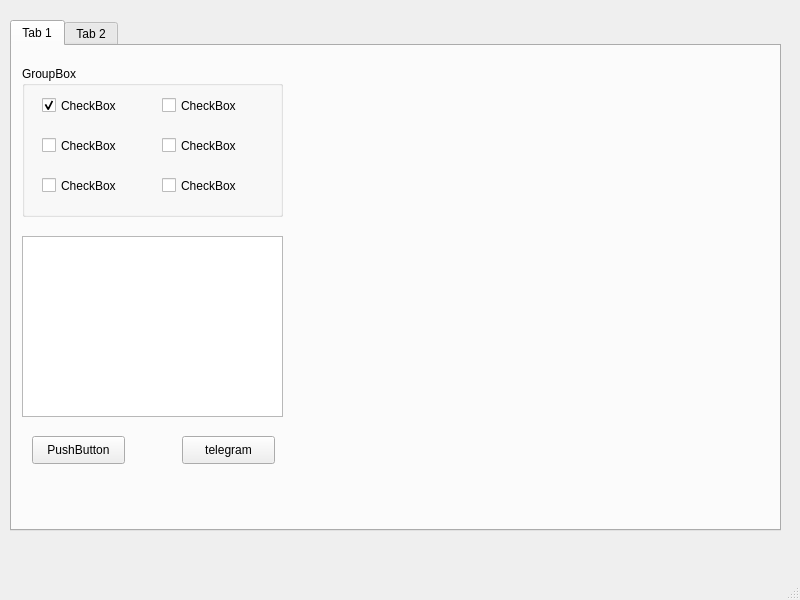
Before: the Qt Designer form main.ui in KimMinKing/smtm-window, drawn with Qt 5.
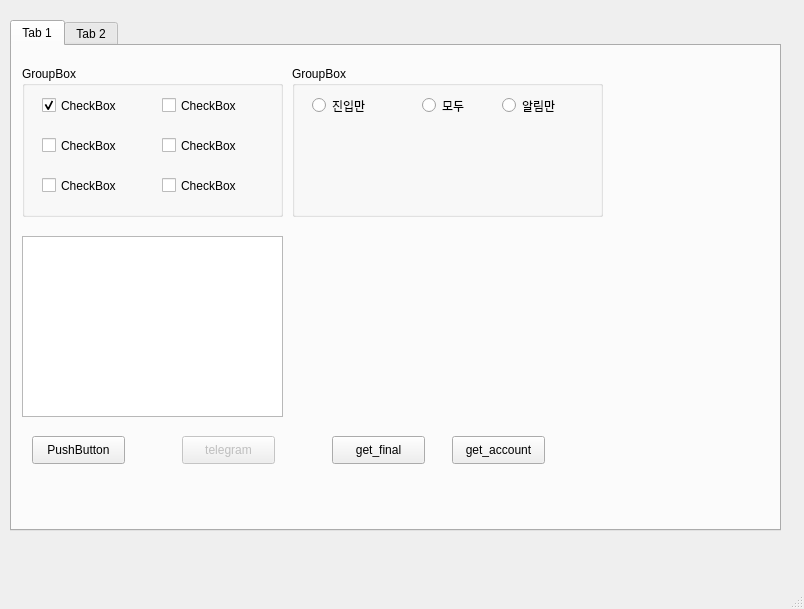
After: the same form once the commit is applied. The open tabs and pages were chosen to show the change.

```diff
--- a/main.ui
+++ b/main.ui
@@ -6,8 +6,8 @@
    <rect>
     <x>0</x>
     <y>0</y>
-    <width>800</width>
-    <height>600</height>
+    <width>804</width>
+    <height>609</height>
    </rect>
   </property>
   <property name="windowTitle">
@@ -148,6 +148,9 @@
       </property>
      </widget>
      <widget class="QPushButton" name="telegrambtn">
+      <property name="enabled">
+       <bool>false</bool>
+      </property>
       <property name="geometry">
        <rect>
         <x>170</x>
@@ -160,6 +163,90 @@
        <string>telegram</string>
       </property>
      </widget>
+     <widget class="QGroupBox" name="onlygroup">
+      <property name="geometry">
+       <rect>
+        <x>280</x>
+        <y>20</y>
+        <width>311</width>
+        <height>151</height>
+       </rect>
+      </property>
+      <property name="title">
+       <string>GroupBox</string>
+      </property>
+      <widget class="QRadioButton" name="onlyinradio">
+       <property name="geometry">
+        <rect>
+         <x>20</x>
+         <y>30</y>
+         <width>81</width>
+         <height>19</height>
+        </rect>
+       </property>
+       <property name="text">
+        <string>진입만</string>
+       </property>
+       <property name="checkable">
+        <bool>true</bool>
+       </property>
+       <property name="checked">
+        <bool>false</bool>
+       </property>
+      </widget>
+      <widget class="QRadioButton" name="allradio">
+       <property name="geometry">
+        <rect>
+         <x>130</x>
+         <y>30</y>
+         <width>71</width>
+         <height>19</height>
+        </rect>
+       </property>
+       <property name="text">
+        <string>모두</string>
+       </property>
+      </widget>
+      <widget class="QRadioButton" name="onlyalarmradio">
+       <property name="geometry">
+        <rect>
+         <x>210</x>
+         <y>30</y>
+         <width>81</width>
+         <height>19</height>
+        </rect>
+       </property>
+       <property name="text">
+        <string>알림만</string>
+       </property>
+      </widget>
+     </widget>
+     <widget class="QPushButton" name="getfinalbtn">
+      <property name="geometry">
+       <rect>
+        <x>320</x>
+        <y>390</y>
+        <width>93</width>
+        <height>28</height>
+       </rect>
+      </property>
+      <property name="text">
+       <string>get_final</string>
+      </property>
+     </widget>
+     <widget class="QPushButton" name="getaccountbtn">
+      <property name="geometry">
+       <rect>
+        <x>440</x>
+        <y>390</y>
+        <width>93</width>
+        <height>28</height>
+       </rect>
+      </property>
+      <property name="text">
+       <string>get_account</string>
+      </property>
+     </widget>
     </widget>
     <widget class="QWidget" name="tab_2">
      <attribute name="title">
```
Left out of the diff: 6 changed lines with no effect on the pictures.
